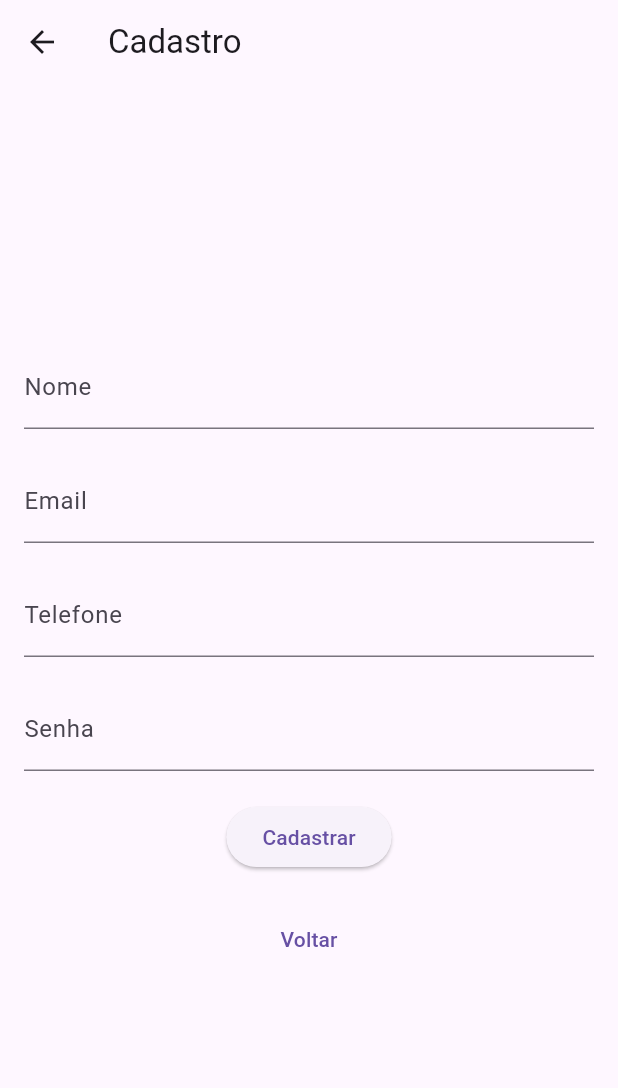
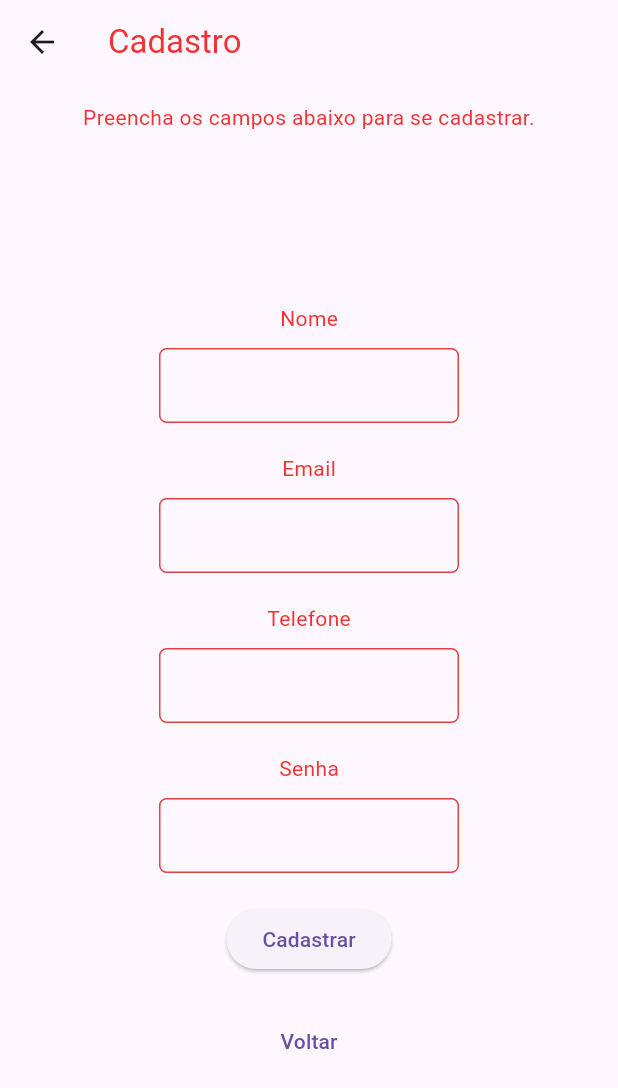
Before and after one commit to febzr/proj-dsi, a Flutter app: the screen it shows after launch, after a tap on "Cadastrar", on a phone screen of 412 x 824 dp. Shown: the top 1088 px of the screen. Run offline on Flutter 3.47's test engine with Material 3 defaults, Android fonts, the phone set to English and light mode, and no system bars.

Commit message:
Update de design

```diff
--- a/cardiocare/lib/main.dart
+++ b/cardiocare/lib/main.dart
@@ -1,10 +1,8 @@
 import 'package:flutter/material.dart';
 
-void main() => runApp(const MyApp());
+void main() => runApp(MyApp());
 
 class MyApp extends StatelessWidget {
-  const MyApp({super.key});
-
   @override
   Widget build(BuildContext context) {
     return MaterialApp(
@@ -14,54 +12,99 @@
       ),
       initialRoute: '/',
       routes: {
-        '/': (context) => const LoginPage(),
-        '/cadastro': (context) => const CadastroPage(),
+        '/': (context) => LoginPage(),
+        '/cadastro': (context) => CadastroPage(),
       },
     );
   }
 }
 
 class LoginPage extends StatelessWidget {
-  const LoginPage({super.key});
-
   @override
   Widget build(BuildContext context) {
     return Scaffold(
       appBar: AppBar(
-        title: const Text('Login'),
+        title: Text('LOGIN',
+            textAlign: TextAlign.center,
+            style: TextStyle(color: Color(0xFFF13232))),
+        bottom: PreferredSize(
+          child: Padding(
+            padding: const EdgeInsets.symmetric(vertical: 8.0),
+            child: Text(
+              'Olá, seja bem vindo de volta, insira seu login e senha.',
+              textAlign: TextAlign.center,
+              style: TextStyle(color: Color(0xFFF13232)),
             ),
-      body: Padding(
-        padding: const EdgeInsets.all(16.0),
+          ),
+          preferredSize: Size.fromHeight(40),
+        ),
+      ),
+      body: Center(
+        child: Padding(
+          padding: EdgeInsets.all(16.0),
           child: Column(
             mainAxisAlignment: MainAxisAlignment.center,
             children: <Widget>[
-            const TextField(
+              Text(
+                'Usuário',
+                style: TextStyle(fontSize: 14, color: Color(0xFFF13232)),
+              ),
+              SizedBox(height: 10.0),
+              Container(
+                width: 200.0,
+                decoration: BoxDecoration(
+                  border: Border.all(color: Color(0xFFDF4343)),
+                  borderRadius: BorderRadius.circular(5.0),
+                ),
+                child: Padding(
+                  padding: const EdgeInsets.symmetric(horizontal: 10.0),
+                  child: TextField(
+                    textAlign: TextAlign.center,
                     decoration: InputDecoration(
-                labelText: 'Usuário',
+                      border: InputBorder.none,
                     ),
                   ),
-            const SizedBox(height: 20.0),
-            const TextField(
+                ),
+              ),
+              SizedBox(height: 20.0),
+              Text(
+                'Senha',
+                style: TextStyle(fontSize: 14, color: Color(0xFFF13232)),
+              ),
+              SizedBox(height: 10.0),
+              Container(
+                width: 200.0,
+                decoration: BoxDecoration(
+                  border: Border.all(color: Color(0xFFDF4343)),
+                  borderRadius: BorderRadius.circular(5.0),
+                ),
+                child: Padding(
+                  padding: const EdgeInsets.symmetric(horizontal: 10.0),
+                  child: TextField(
+                    textAlign: TextAlign.center,
                     decoration: InputDecoration(
-                labelText: 'Senha',
+                      border: InputBorder.none,
                     ),
                     obscureText: true,
                   ),
-            const SizedBox(height: 20.0),
+                ),
+              ),
+              SizedBox(height: 20.0),
               ElevatedButton(
                 onPressed: () {
                   // Implementar a lógica de autenticação aqui
                 },
-              child: const Text('Entrar'),
+                child: Text('Entrar'),
               ),
-            const SizedBox(height: 20.0),
+              SizedBox(height: 20.0),
               TextButton(
                 onPressed: () {
                   Navigator.pushNamed(context, '/cadastro');
                 },
-              child: const Text('Cadastrar'),
+                child: Text('Cadastrar'),
               ),
             ],
+          ),
         ),
       ),
     );
@@ -69,58 +112,135 @@
 }
 
 class CadastroPage extends StatelessWidget {
-  const CadastroPage({super.key});
-
   @override
   Widget build(BuildContext context) {
     return Scaffold(
       appBar: AppBar(
-        title: const Text('Cadastro'),
+        title: Text('Cadastro',
+            textAlign: TextAlign.center,
+            style: TextStyle(color: Color(0xFFF13232))),
+        bottom: PreferredSize(
+          child: Padding(
+            padding: const EdgeInsets.symmetric(vertical: 8.0),
+            child: Text(
+              'Preencha os campos abaixo para se cadastrar.',
+              textAlign: TextAlign.center,
+              style: TextStyle(color: Color(0xFFF13232)),
             ),
-      body: Padding(
-        padding: const EdgeInsets.all(16.0),
+          ),
+          preferredSize: Size.fromHeight(40),
+        ),
+      ),
+      body: Center(
+        child: Padding(
+          padding: EdgeInsets.all(16.0),
           child: Column(
             mainAxisAlignment: MainAxisAlignment.center,
             children: <Widget>[
-            const TextField(
+              Text(
+                'Nome',
+                style: TextStyle(fontSize: 14, color: Color(0xFFF13232)),
+              ),
+              SizedBox(height: 10.0),
+              Container(
+                width: 200.0,
+                decoration: BoxDecoration(
+                  border: Border.all(color: Color(0xFFDF4343)),
+                  borderRadius: BorderRadius.circular(5.0),
+                ),
+                child: Padding(
+                  padding: const EdgeInsets.symmetric(horizontal: 10.0),
+                  child: TextField(
+                    textAlign: TextAlign.center,
                     decoration: InputDecoration(
-                labelText: 'Nome',
+                      border: InputBorder.none,
                     ),
                   ),
-            const SizedBox(height: 20.0),
-            const TextField(
-              decoration: InputDecoration(
-                labelText: 'Email',
                 ),
               ),
-            const SizedBox(height: 20.0),
-            const TextField(
+              SizedBox(height: 20.0),
+              Text(
+                'Email',
+                style: TextStyle(fontSize: 14, color: Color(0xFFF13232)),
+              ),
+              SizedBox(height: 10.0),
+              Container(
+                width: 200.0,
+                decoration: BoxDecoration(
+                  border: Border.all(color: Color(0xFFDF4343)),
+                  borderRadius: BorderRadius.circular(5.0),
+                ),
+                child: Padding(
+                  padding: const EdgeInsets.symmetric(horizontal: 10.0),
+                  child: TextField(
+                    textAlign: TextAlign.center,
                     decoration: InputDecoration(
-                labelText: 'Telefone',
+                      border: InputBorder.none,
                     ),
                   ),
-            const SizedBox(height: 20.0),
-            const TextField(
+                ),
+              ),
+              SizedBox(height: 20.0),
+              Text(
+                'Telefone',
+                style: TextStyle(fontSize: 14, color: Color(0xFFF13232)),
+              ),
+              SizedBox(height: 10.0),
+              Container(
+                width: 200.0,
+                decoration: BoxDecoration(
+                  border: Border.all(color: Color(0xFFDF4343)),
+                  borderRadius: BorderRadius.circular(5.0),
+                ),
+                child: Padding(
+                  padding: const EdgeInsets.symmetric(horizontal: 10.0),
+                  child: TextField(
+                    textAlign: TextAlign.center,
                     decoration: InputDecoration(
-                labelText: 'Senha',
+                      border: InputBorder.none,
+                    ),
+                  ),
+                ),
+              ),
+              SizedBox(height: 20.0),
+              Text(
+                'Senha',
+                style: TextStyle(fontSize: 14, color: Color(0xFFF13232)),
+              ),
+              SizedBox(height: 10.0),
+              Container(
+                width: 200.0,
+                decoration: BoxDecoration(
+                  border: Border.all(color: Color(0xFFDF4343)),
+                  borderRadius: BorderRadius.circular(5.0),
+                ),
+                child: Padding(
+                  padding: const EdgeInsets.symmetric(horizontal: 10.0),
+                  child: TextField(
+                    textAlign: TextAlign.center,
+                    decoration: InputDecoration(
+                      border: InputBorder.none,
                     ),
                     obscureText: true,
                   ),
-            const SizedBox(height: 20.0),
+                ),
+              ),
+              SizedBox(height: 20.0),
               ElevatedButton(
                 onPressed: () {
                   // Implementar a lógica de cadastro aqui
                 },
-              child: const Text('Cadastrar'),
+                child: Text('Cadastrar'),
               ),
-            const SizedBox(height: 20.0),
+              SizedBox(height: 20.0),
               TextButton(
                 onPressed: () {
                   Navigator.pop(context);
                 },
-              child: const Text('Voltar'),
+                child: Text('Voltar'),
               ),
             ],
+          ),
         ),
       ),
     );
```
Lines whose indentation alone changed are shown as unchanged.
